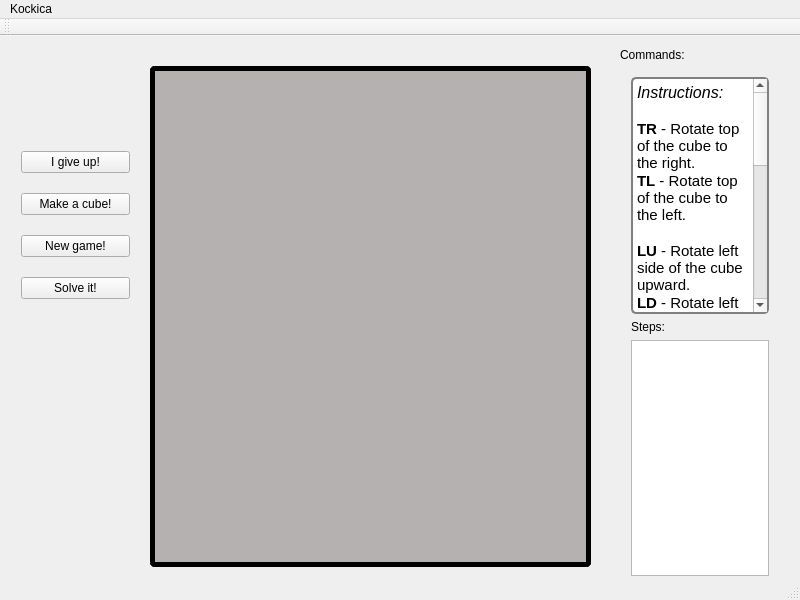
The window that SRCE/rubik.ui (Dara1994/SolveRubickCubeEasy) describes before a commit, drawn with Qt 5.
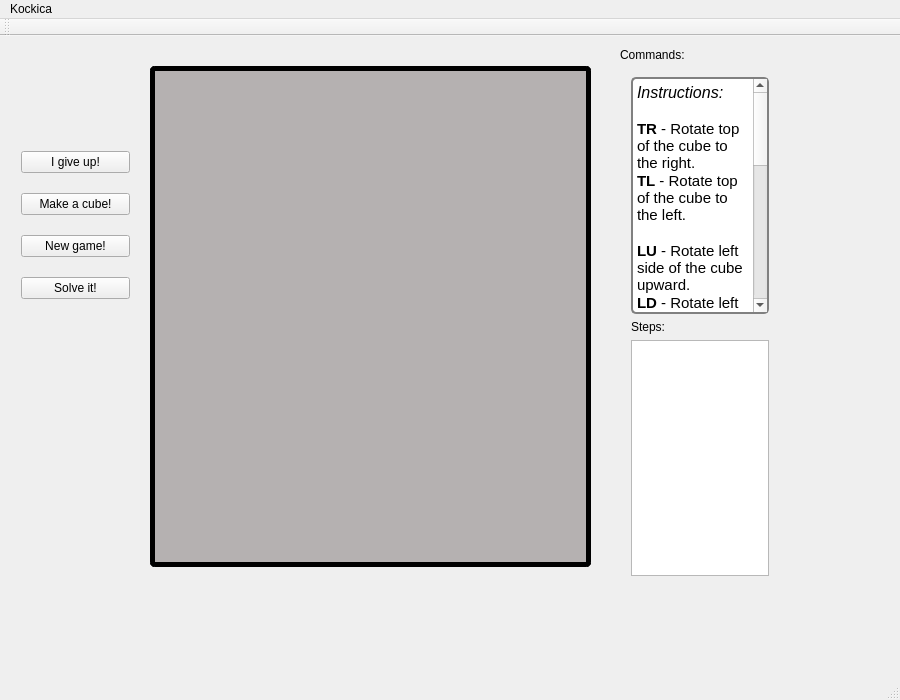
The same window after the commit.

Commit message: Ubacena metoda za resetovanje kocke.

What changed in the file:
```diff
--- a/SRCE/rubik.ui
+++ b/SRCE/rubik.ui
@@ -6,20 +6,26 @@
    <rect>
     <x>0</x>
     <y>0</y>
-    <width>800</width>
-    <height>600</height>
+    <width>900</width>
+    <height>700</height>
    </rect>
   </property>
+  <property name="sizePolicy">
+   <sizepolicy hsizetype="Ignored" vsizetype="Ignored">
+    <horstretch>100</horstretch>
+    <verstretch>100</verstretch>
+   </sizepolicy>
+  </property>
   <property name="minimumSize">
    <size>
     <width>800</width>
     <height>600</height>
    </size>
   </property>
-  <property name="maximumSize">
+  <property name="sizeIncrement">
    <size>
-    <width>800</width>
-    <height>600</height>
+    <width>100</width>
+    <height>100</height>
    </size>
   </property>
   <property name="baseSize">
@@ -31,6 +37,9 @@
   <property name="windowTitle">
    <string>MainWindow</string>
   </property>
+  <property name="autoFillBackground">
+   <bool>true</bool>
+  </property>
   <widget class="QWidget" name="centralWidget">
    <widget class="QGroupBox" name="groupBox">
     <property name="geometry">
@@ -169,8 +178,8 @@
     <rect>
      <x>0</x>
      <y>0</y>
-     <width>800</width>
-     <height>27</height>
+     <width>900</width>
+     <height>22</height>
     </rect>
    </property>
    <widget class="QMenu" name="menuKockica">
```
Left out of the diff: 42 changed lines with no effect on the pictures. The commit also changes 2 other files.
